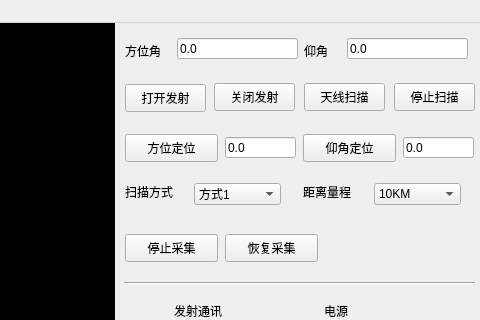
Qt form mainwindow.ui (GitHdrobot/WeatheRadar) before a commit; both pictures show x 896 to 1376 and y 0 to 320 of the 1376 by 768 pixel window.
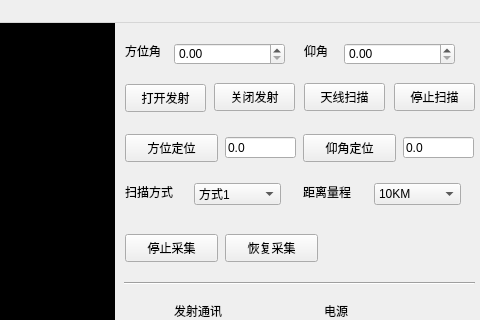
The same form after that commit. Icons and pictures are not drawn. Custom widgets are drawn as their Qt base class.

Diff of the .ui file:
```diff
--- a/mainwindow.ui
+++ b/mainwindow.ui
@@ -836,19 +836,6 @@
      <string>方位角</string>
     </property>
    </widget>
-   <widget class="QLineEdit" name="lineEditAzimuth">
-    <property name="geometry">
-     <rect>
-      <x>1073</x>
-      <y>15</y>
-      <width>121</width>
-      <height>21</height>
-     </rect>
-    </property>
-    <property name="text">
-     <string>0.0</string>
-    </property>
-   </widget>
    <widget class="QLabel" name="labelElevation">
     <property name="geometry">
      <rect>
@@ -867,19 +854,6 @@
      <string>仰角</string>
     </property>
    </widget>
-   <widget class="QLineEdit" name="lineEditElevation">
-    <property name="geometry">
-     <rect>
-      <x>1243</x>
-      <y>15</y>
-      <width>121</width>
-      <height>21</height>
-     </rect>
-    </property>
-    <property name="text">
-     <string>0.0</string>
-    </property>
-   </widget>
    <widget class="QComboBox" name="comboBoxMode">
     <property name="geometry">
      <rect>
@@ -1095,6 +1069,26 @@
      </property>
     </item>
    </widget>
+   <widget class="QDoubleSpinBox" name="doubleSpinBoxAzimuth">
+    <property name="geometry">
+     <rect>
+      <x>1070</x>
+      <y>20</y>
+      <width>111</width>
+      <height>22</height>
+     </rect>
+    </property>
+   </widget>
+   <widget class="QDoubleSpinBox" name="doubleSpinBoxElevation">
+    <property name="geometry">
+     <rect>
+      <x>1240</x>
+      <y>20</y>
+      <width>111</width>
+      <height>22</height>
+     </rect>
+    </property>
+   </widget>
   </widget>
   <widget class="QMenuBar" name="menuBar">
    <property name="geometry">
```
Left out of the diff: 4 changed lines with no effect on the pictures.
